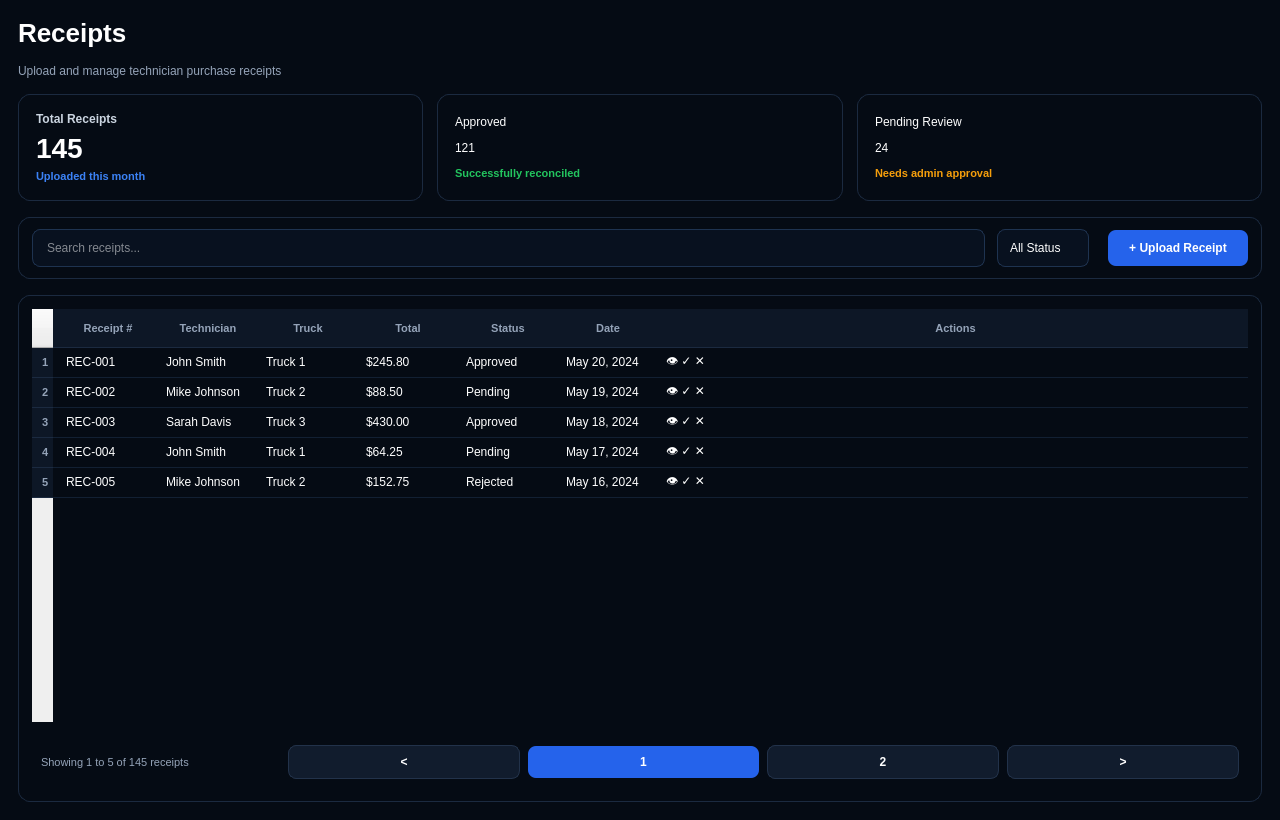
Before: the Qt Designer form InventoryQtApp/ReceiptsPage.ui in Felipeact/InventoryQtApp, drawn with Qt 5.
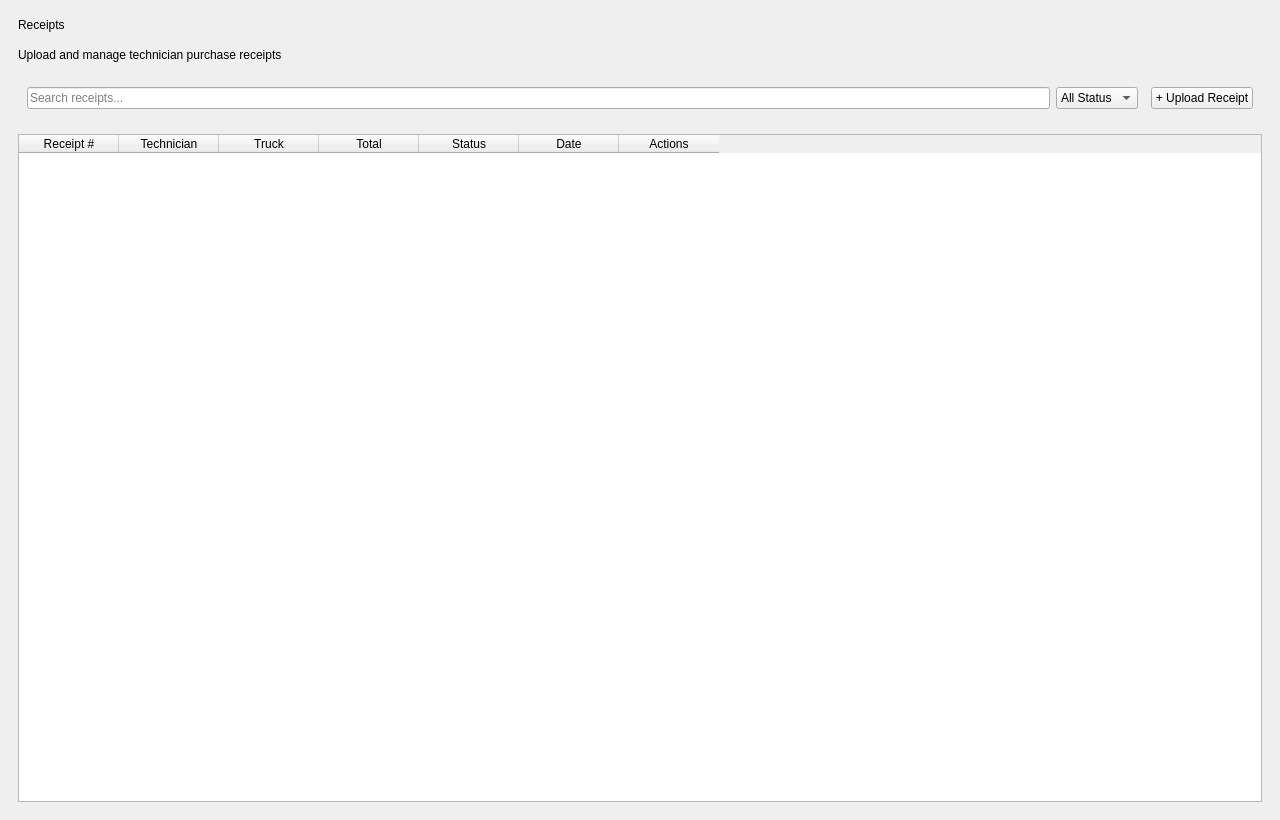
After: the same form once the commit is applied.

Diff of the .ui file:
```diff
--- a/InventoryQtApp/ReceiptsPage.ui
+++ b/InventoryQtApp/ReceiptsPage.ui
@@ -17,178 +17,6 @@
 			<string>Receipts</string>
 		</property>
 
-		<property name="styleSheet">
-			<string notr="true">
-
-				QWidget#ReceiptsPageClass {
-				background-color: #050B14;
-				color: #FFFFFF;
-				font-family: "Segoe UI";
-				}
-
-				QLabel {
-				background: transparent;
-				color: white;
-				}
-
-				QLabel#pageTitle {
-				font-size: 26px;
-				font-weight: 800;
-				}
-
-				QLabel#subtitleLabel {
-				color: #94A3B8;
-				font-size: 12px;
-				}
-
-				QWidget#metricCard1,
-				QWidget#metricCard2,
-				QWidget#metricCard3,
-				QWidget#toolbarCard,
-				QWidget#tableCard {
-				background: qlineargradient(
-				x1:0, y1:0,
-				x2:1, y2:1,
-				stop:0 #0B1626,
-				stop:1 #091322
-				);
-				border: 1px solid #1B2A40;
-				border-radius: 12px;
-				}
-
-				QLabel#metricTitle {
-				color: #CBD5E1;
-				font-size: 12px;
-				font-weight: 600;
-				}
-
-				QLabel#metricValue {
-				color: white;
-				font-size: 28px;
-				font-weight: 800;
-				}
-
-				QLabel#metricBlue {
-				color: #3B82F6;
-				font-size: 11px;
-				font-weight: 700;
-				}
-
-				QLabel#metricGreen {
-				color: #22C55E;
-				font-size: 11px;
-				font-weight: 700;
-				}
-
-				QLabel#metricOrange {
-				color: #F59E0B;
-				font-size: 11px;
-				font-weight: 700;
-				}
-
-				QLineEdit#searchInput,
-				QComboBox#statusFilter {
-				background-color: #08111F;
-				border: 1px solid #1E3350;
-				border-radius: 8px;
-				color: white;
-				min-height: 36px;
-				padding-left: 12px;
-				font-size: 12px;
-				}
-
-				QLineEdit#searchInput:focus,
-				QComboBox#statusFilter:focus {
-				border: 1px solid #2563EB;
-				}
-
-				QComboBox::drop-down {
-				border: none;
-				width: 24px;
-				}
-
-				QPushButton#uploadButton {
-				background-color: #2563EB;
-				border: none;
-				border-radius: 8px;
-				color: white;
-				min-width: 140px;
-				min-height: 36px;
-				font-size: 12px;
-				font-weight: 700;
-				}
-
-				QPushButton#uploadButton:hover {
-				background-color: #1D4ED8;
-				}
-
-				QTableWidget {
-				background-color: transparent;
-				border: none;
-				color: white;
-				gridline-color: transparent;
-				outline: none;
-				font-size: 12px;
-				}
-
-				QHeaderView::section {
-				background-color: #0D1726;
-				color: #94A3B8;
-				border: none;
-				border-bottom: 1px solid #1B2A40;
-				height: 38px;
-				padding-left: 10px;
-				font-size: 11px;
-				font-weight: 700;
-				}
-
-				QTableWidget::item {
-				border-bottom: 1px solid #122033;
-				padding-left: 10px;
-				height: 40px;
-				}
-
-				QTableWidget::item:selected {
-				background-color: #122033;
-				}
-
-				QWidget#paginationContainer {
-				background-color: transparent;
-				border: none;
-				}
-
-				QPushButton#pageButton,
-				QPushButton#pageButton2,
-				QPushButton#pageButton3 {
-				background-color: #111C2D;
-				border: 1px solid #22324A;
-				border-radius: 8px;
-				color: white;
-				min-width: 32px;
-				min-height: 32px;
-				font-size: 12px;
-				font-weight: 600;
-				}
-
-				QPushButton#activePageButton {
-				background-color: #2563EB;
-				border: none;
-				border-radius: 8px;
-				color: white;
-				min-width: 32px;
-				min-height: 32px;
-				font-size: 12px;
-				font-weight: 700;
-				}
-
-				QLabel#paginationLabel {
-				color: #94A3B8;
-				font-size: 11px;
-				}
-
-			</string>
-		</property>
-
 		<layout class="QVBoxLayout" name="rootLayout">
 
 			<property name="leftMargin">
@@ -214,271 +42,26 @@
 			<!-- TITLE -->
 
 			<item>
-
-				<layout class="QVBoxLayout" name="titleLayout">
-
-					<item>
-
-						<widget class="QLabel" name="pageTitle">
-
-							<property name="text">
-								<string>Receipts</string>
-							</property>
-
-						</widget>
-
-					</item>
-
-					<item>
-
-						<widget class="QLabel" name="subtitleLabel">
-
-							<property name="text">
-								<string>Upload and manage technician purchase receipts</string>
-							</property>
-
-						</widget>
-
-					</item>
-
-				</layout>
-
+				<widget class="QLabel" name="pageTitle">
+					<property name="text">
+						<string>Receipts</string>
+					</property>
+				</widget>
 			</item>
 
-			<!-- METRICS -->
-
 			<item>
-
-				<layout class="QHBoxLayout" name="metricsLayout">
-
-					<property name="spacing">
-						<number>14</number>
+				<widget class="QLabel" name="subtitleLabel">
+					<property name="text">
+						<string>Upload and manage technician purchase receipts</string>
 					</property>
-
-					<item>
-
-						<widget class="QWidget" name="metricCard1" native="true">
-
-							<layout class="QVBoxLayout" name="metricLayout1">
-
-								<property name="leftMargin">
-									<number>18</number>
-								</property>
-
-								<property name="topMargin">
-									<number>18</number>
-								</property>
-
-								<property name="rightMargin">
-									<number>18</number>
-								</property>
-
-								<property name="bottomMargin">
-									<number>18</number>
-								</property>
-
-								<item>
-
-									<widget class="QLabel" name="metricTitle">
-
-										<property name="text">
-											<string>Total Receipts</string>
-										</property>
-
-									</widget>
-
-								</item>
-
-								<item>
-
-									<widget class="QLabel" name="metricValue">
-
-										<property name="text">
-											<string>145</string>
-										</property>
-
-									</widget>
-
-								</item>
-
-								<item>
-
-									<widget class="QLabel" name="metricBlue">
-
-										<property name="text">
-											<string>Uploaded this month</string>
-										</property>
-
-									</widget>
-
-								</item>
-
-							</layout>
-
-						</widget>
-
-					</item>
-
-					<item>
-
-						<widget class="QWidget" name="metricCard2" native="true">
-
-							<layout class="QVBoxLayout" name="metricLayout2">
-
-								<property name="leftMargin">
-									<number>18</number>
-								</property>
-
-								<property name="topMargin">
-									<number>18</number>
-								</property>
-
-								<property name="rightMargin">
-									<number>18</number>
-								</property>
-
-								<property name="bottomMargin">
-									<number>18</number>
-								</property>
-
-								<item>
-
-									<widget class="QLabel" name="metricTitle">
-
-										<property name="text">
-											<string>Approved</string>
-										</property>
-
-									</widget>
-
-								</item>
-
-								<item>
-
-									<widget class="QLabel" name="metricValue">
-
-										<property name="text">
-											<string>121</string>
-										</property>
-
-									</widget>
-
-								</item>
-
-								<item>
-
-									<widget class="QLabel" name="metricGreen">
-
-										<property name="text">
-											<string>Successfully reconciled</string>
-										</property>
-
-									</widget>
-
-								</item>
-
-							</layout>
-
-						</widget>
-
-					</item>
-
-					<item>
-
-						<widget class="QWidget" name="metricCard3" native="true">
-
-							<layout class="QVBoxLayout" name="metricLayout3">
-
-								<property name="leftMargin">
-									<number>18</number>
-								</property>
-
-								<property name="topMargin">
-									<number>18</number>
-								</property>
-
-								<property name="rightMargin">
-									<number>18</number>
-								</property>
-
-								<property name="bottomMargin">
-									<number>18</number>
-								</property>
-
-								<item>
-
-									<widget class="QLabel" name="metricTitle">
-
-										<property name="text">
-											<string>Pending Review</string>
-										</property>
-
-									</widget>
-
-								</item>
-
-								<item>
-
-									<widget class="QLabel" name="metricValue">
-
-										<property name="text">
-											<string>24</string>
-										</property>
-
-									</widget>
-
-								</item>
-
-								<item>
-
-									<widget class="QLabel" name="metricOrange">
-
-										<property name="text">
-											<string>Needs admin approval</string>
-										</property>
-
-									</widget>
-
-								</item>
-
-							</layout>
-
-						</widget>
-
-					</item>
-
-				</layout>
-
+				</widget>
 			</item>
 
-			<!-- TOOLBAR -->
-
 			<item>
 
 				<widget class="QWidget" name="toolbarCard" native="true">
 
 					<layout class="QHBoxLayout" name="toolbarLayout">
-
-						<property name="leftMargin">
-							<number>14</number>
-						</property>
-
-						<property name="topMargin">
-							<number>12</number>
-						</property>
-
-						<property name="rightMargin">
-							<number>14</number>
-						</property>
-
-						<property name="bottomMargin">
-							<number>12</number>
-						</property>
-
-						<property name="spacing">
-							<number>12</number>
-						</property>
-
 						<item>
 
 							<widget class="QLineEdit" name="searchInput">
@@ -504,7 +87,6 @@
 										<string>All Status</string>
 									</property>
 								</item>
-
 								<item>
 									<property name="text">
 										<string>Pending</string>
@@ -560,369 +142,56 @@
 			<!-- TABLE -->
 
 			<item>
+				<widget class="QTableWidget" name="receiptsTable">
+					<property name="columnCount">
+						<number>7</number>
+					</property>
+					<property name="rowCount">
+						<number>0</number>
+					</property>
+					<property name="selectionBehavior">
+						<enum>QAbstractItemView::SelectRows</enum>
+					</property>
+					<property name="showGrid">
+						<bool>false</bool>
+					</property>
 
-				<widget class="QWidget" name="tableCard" native="true">
-
-					<layout class="QVBoxLayout" name="tableLayout">
-
-						<property name="leftMargin">
-							<number>14</number>
+					<column>
+						<property name="text">
+							<string>Receipt #</string>
 						</property>
-
-						<property name="topMargin">
-							<number>14</number>
+					</column>
+					<column>
+						<property name="text">
+							<string>Technician</string>
 						</property>
-
-						<property name="rightMargin">
-							<number>14</number>
+					</column>
+					<column>
+						<property name="text">
+							<string>Truck</string>
 						</property>
-
-						<property name="bottomMargin">
-							<number>14</number>
+					</column>
+					<column>
+						<property name="text">
+							<string>Total</string>
 						</property>
-
-						<property name="spacing">
-							<number>14</number>
+					</column>
+					<column>
+						<property name="text">
+							<string>Status</string>
 						</property>
-
-						<item>
-
-							<widget class="QTableWidget" name="receiptsTable">
-
-								<property name="columnCount">
-									<number>7</number>
-								</property>
-
-								<property name="rowCount">
-									<number>5</number>
-								</property>
-
-								<property name="selectionBehavior">
-									<enum>QAbstractItemView::SelectRows</enum>
-								</property>
-
-								<property name="showGrid">
-									<bool>false</bool>
-								</property>
-
-								<attribute name="horizontalHeaderStretchLastSection">
-									<bool>true</bool>
-								</attribute>
-
-								<column>
-									<property name="text">
-										<string>Receipt #</string>
-									</property>
-								</column>
-								<column>
-									<property name="text">
-										<string>Technician</string>
-									</property>
-								</column>
-								<column>
-									<property name="text">
-										<string>Truck</string>
-									</property>
-								</column>
-								<column>
-									<property name="text">
-										<string>Total</string>
-									</property>
-								</column>
-								<column>
-									<property name="text">
-										<string>Status</string>
-									</property>
-								</column>
-								<column>
-									<property name="text">
-										<string>Date</string>
-									</property>
-								</column>
-								<column>
-									<property name="text">
-										<string>Actions</string>
-									</property>
-								</column>
-
-								<item row="0" column="0">
-									<property name="text">
-										<string>REC-001</string>
-									</property>
-								</item>
-								<item row="0" column="1">
-									<property name="text">
-										<string>John Smith</string>
-									</property>
-								</item>
-								<item row="0" column="2">
-									<property name="text">
-										<string>Truck 1</string>
-									</property>
-								</item>
-								<item row="0" column="3">
-									<property name="text">
-										<string>$245.80</string>
-									</property>
-								</item>
-								<item row="0" column="4">
-									<property name="text">
-										<string>Approved</string>
-									</property>
-								</item>
-								<item row="0" column="5">
-									<property name="text">
-										<string>May 20, 2024</string>
-									</property>
-								</item>
-								<item row="0" column="6">
-									<property name="text">
-										<string>👁 ✓ ✕</string>
-									</property>
-								</item>
-
-								<item row="1" column="0">
-									<property name="text">
-										<string>REC-002</string>
-									</property>
-								</item>
-								<item row="1" column="1">
-									<property name="text">
-										<string>Mike Johnson</string>
-									</property>
-								</item>
-								<item row="1" column="2">
-									<property name="text">
-										<string>Truck 2</string>
-									</property>
-								</item>
-								<item row="1" column="3">
-									<property name="text">
-										<string>$88.50</string>
-									</property>
-								</item>
-								<item row="1" column="4">
-									<property name="text">
-										<string>Pending</string>
-									</property>
-								</item>
-								<item row="1" column="5">
-									<property name="text">
-										<string>May 19, 2024</string>
-									</property>
-								</item>
-								<item row="1" column="6">
-									<property name="text">
-										<string>👁 ✓ ✕</string>
-									</property>
-								</item>
-
-								<item row="2" column="0">
-									<property name="text">
-										<string>REC-003</string>
-									</property>
-								</item>
-								<item row="2" column="1">
-									<property name="text">
-										<string>Sarah Davis</string>
-									</property>
-								</item>
-								<item row="2" column="2">
-									<property name="text">
-										<string>Truck 3</string>
-									</property>
-								</item>
-								<item row="2" column="3">
-									<property name="text">
-										<string>$430.00</string>
-									</property>
-								</item>
-								<item row="2" column="4">
-									<property name="text">
-										<string>Approved</string>
-									</property>
-								</item>
-								<item row="2" column="5">
-									<property name="text">
-										<string>May 18, 2024</string>
-									</property>
-								</item>
-								<item row="2" column="6">
-									<property name="text">
-										<string>👁 ✓ ✕</string>
-									</property>
-								</item>
-
-								<item row="3" column="0">
-									<property name="text">
-										<string>REC-004</string>
-									</property>
-								</item>
-								<item row="3" column="1">
-									<property name="text">
-										<string>John Smith</string>
-									</property>
-								</item>
-								<item row="3" column="2">
-									<property name="text">
-										<string>Truck 1</string>
-									</property>
-								</item>
-								<item row="3" column="3">
-									<property name="text">
-										<string>$64.25</string>
-									</property>
-								</item>
-								<item row="3" column="4">
-									<property name="text">
-										<string>Pending</string>
-									</property>
-								</item>
-								<item row="3" column="5">
-									<property name="text">
-										<string>May 17, 2024</string>
-									</property>
-								</item>
-								<item row="3" column="6">
-									<property name="text">
-										<string>👁 ✓ ✕</string>
-									</property>
-								</item>
-
-								<item row="4" column="0">
-									<property name="text">
-										<string>REC-005</string>
-									</property>
-								</item>
-								<item row="4" column="1">
-									<property name="text">
-										<string>Mike Johnson</string>
-									</property>
-								</item>
-								<item row="4" column="2">
-									<property name="text">
-										<string>Truck 2</string>
-									</property>
-								</item>
-								<item row="4" column="3">
-									<property name="text">
-										<string>$152.75</string>
-									</property>
-								</item>
-								<item row="4" column="4">
-									<property name="text">
-										<string>Rejected</string>
-									</property>
-								</item>
-								<item row="4" column="5">
-									<property name="text">
-										<string>May 16, 2024</string>
-									</property>
-								</item>
-								<item row="4" column="6">
-									<property name="text">
-										<string>👁 ✓ ✕</string>
-									</property>
-								</item>
-
-							</widget>
-
-						</item>
-
-						<!-- PAGINATION -->
-
-						<item>
-
-							<widget class="QWidget" name="paginationContainer" native="true">
-
-								<layout class="QHBoxLayout" name="paginationLayout">
-
-									<property name="spacing">
-										<number>8</number>
-									</property>
-
-									<item>
-
-										<widget class="QLabel" name="paginationLabel">
-
-											<property name="text">
-												<string>Showing 1 to 5 of 145 receipts</string>
-											</property>
-
-										</widget>
-
-									</item>
-
-									<item>
-
-										<spacer name="paginationSpacer">
-
-											<property name="orientation">
-												<enum>Qt::Horizontal</enum>
-											</property>
-
-										</spacer>
-
-									</item>
-
-									<item>
-
-										<widget class="QPushButton" name="pageButton">
-
-											<property name="text">
-												<string>&lt;</string>
-											</property>
-
-										</widget>
-
-									</item>
-
-									<item>
-
-										<widget class="QPushButton" name="activePageButton">
-
-											<property name="text">
-												<string>1</string>
-											</property>
-
-										</widget>
-
-									</item>
-
-									<item>
-
-										<widget class="QPushButton" name="pageButton2">
-
-											<property name="text">
-												<string>2</string>
-											</property>
-
-										</widget>
-
-									</item>
-
-									<item>
-
-										<widget class="QPushButton" name="pageButton3">
-
-											<property name="text">
-												<string>&gt;</string>
-											</property>
-
-										</widget>
-
-									</item>
-
-								</layout>
-
-							</widget>
-
-						</item>
-
-					</layout>
-
+					</column>
+					<column>
+						<property name="text">
+							<string>Date</string>
+						</property>
+					</column>
+					<column>
+						<property name="text">
+							<string>Actions</string>
+						</property>
+					</column>
 				</widget>
-
 			</item>
 
 		</layout>
```
Left out of the diff: 41 changed lines with no effect on the pictures.
